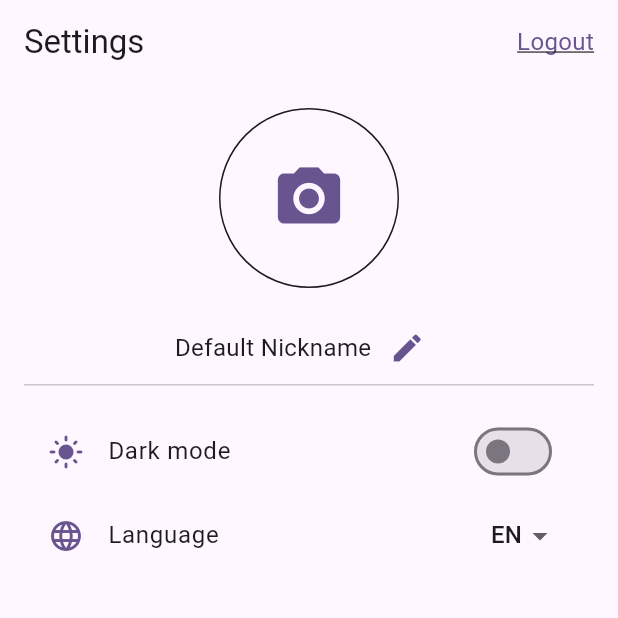
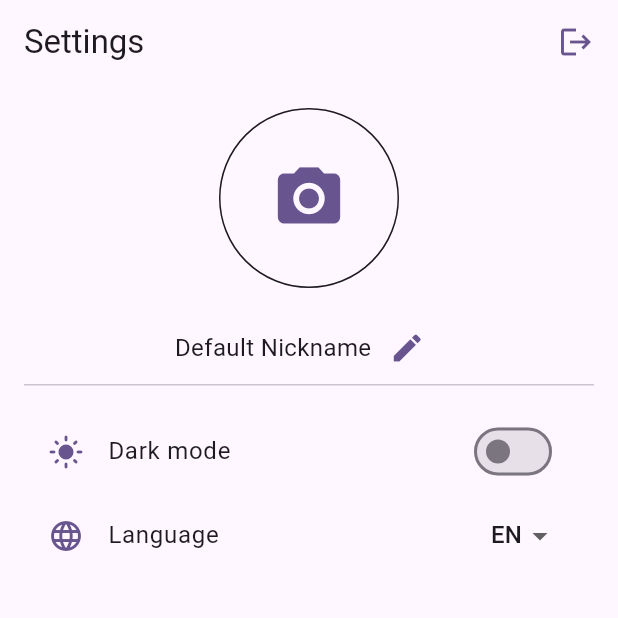
Before and after one commit to VittoDeBonis/news_lence_stage, a Flutter app: the SettingsTab screen opened by its route, after a tap on "Save settings", on a phone screen of 412 x 824 dp, the top half of it. Run offline on Flutter 3.47's test engine with Material 3 defaults, Android fonts, the phone set to English and light mode, and no system bars; our stand-ins replace cached_network_image, cloud_firestore, dash_chat_2, firebase_auth, firebase_core, firebase_remote_config and 8 more; missing offline and left inert: chat_gpt_sdk, translator; accounts and stored records are empty; generated files the repository leaves out were written again; network calls fail.

Commit message:
feat: i change the text with an icon

```diff
--- a/lib/presentation/screens/tabs/settings_tab/settings_tab.dart
+++ b/lib/presentation/screens/tabs/settings_tab/settings_tab.dart
@@ -77,13 +77,10 @@ class _SettingsTabState extends State<SettingsTab> {
             onTap: _logout,
             child: Padding(
               padding: const EdgeInsets.only(right: 16.0),
-              child: Text(
-                l10n.logout,
-                style: TextStyle(
-                  color: Theme.of(context).colorScheme.primary,
-                  decoration: TextDecoration.underline,
-                  fontSize: 16,
-                ),
+              child: Icon(
+                Icons.logout,
+                color: Theme.of(context).colorScheme.primary,
+                size: 24,
               ),
             ),
           ),
```
